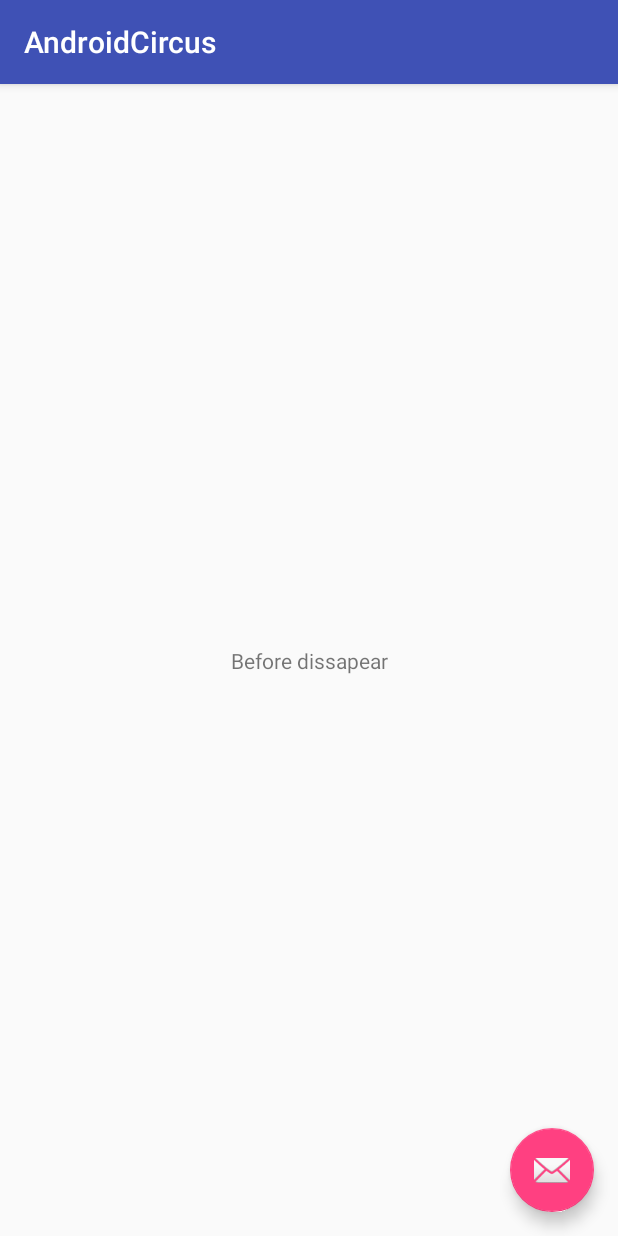
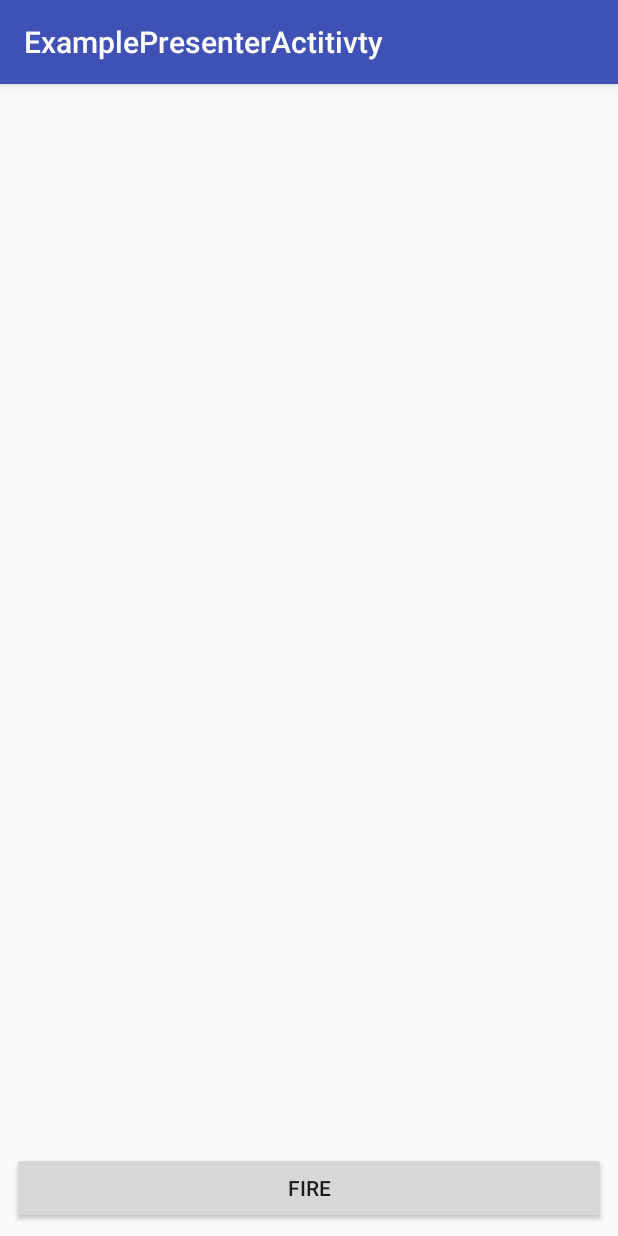
Before and after one commit to imjarp/android_circus, an Android app: the screen it shows after launch (CoroutineActivity before the commit, ExamplePresenterActivity after it), after a tap on an icon or button, on a phone screen of 412 x 824 dp. Run offline under Robolectric (Android 15) with nearby library versions, the phone set to English and light mode, and no system bars.

Commit message:
feat:examples for cancellation

```diff
--- a/app/src/main/java/com/example/imjarp/androidcircus/coroutine/BaseScope.kt
+++ b/app/src/main/java/com/example/imjarp/androidcircus/coroutine/BaseScope.kt
@@ -3,20 +3,26 @@ package com.example.imjarp.androidcircus.coroutine
 import android.arch.lifecycle.Lifecycle
 import android.arch.lifecycle.LifecycleObserver
 import android.arch.lifecycle.OnLifecycleEvent
+import com.example.imjarp.androidcircus.utils.IDispatcherApp
 import kotlinx.coroutines.CoroutineScope
 import kotlinx.coroutines.Job
 import kotlin.coroutines.CoroutineContext
 
-class BaseScope : CoroutineScope, LifecycleObserver {
+open class BaseScope(protected val dispatcherApp: IDispatcherApp) : CoroutineScope, LifecycleObserver {
 
     private lateinit var job: Job
 
     override val coroutineContext: CoroutineContext
-        get() = job
+        get() = job + dispatcherApp.getUIDispatcher()
 
 
     @OnLifecycleEvent(Lifecycle.Event.ON_RESUME)
-    fun startJobCreating(){
+    fun startJobCreating() {
         job = Job()
     }
+
+    @OnLifecycleEvent(Lifecycle.Event.ON_PAUSE)
+    fun destroyJob() {
+        job.cancel()
+    }
 }
--- a/app/src/main/java/com/example/imjarp/androidcircus/coroutine/CoroutineActivity.kt
+++ b/app/src/main/java/com/example/imjarp/androidcircus/coroutine/CoroutineActivity.kt
@@ -1,5 +1,6 @@
 package com.example.imjarp.androidcircus.coroutine
 
+import android.content.Intent
 import android.os.Bundle
 import android.support.v7.app.AppCompatActivity
 import android.util.Log
@@ -23,8 +24,10 @@ class CoroutineActivity : AppCompatActivity() {
 
         fab.setOnClickListener { view ->
             // simpleCallNetwork()
-            simpleCallLaunch()
+            // simpleCallLaunch()
             //launchTwoOperationsAsync()
+
+            startActivity(Intent(this, ExamplePresenterActivity::class.java))
         }
     }
 
--- /dev/null
+++ b/app/src/main/java/com/example/imjarp/androidcircus/coroutine/ExamplePresenterActivity.kt
@@ -0,0 +1,46 @@
+package com.example.imjarp.androidcircus.coroutine
+
+import android.os.Bundle
+import android.support.design.widget.Snackbar
+import android.support.v7.app.AppCompatActivity;
+import android.view.TextureView
+import android.view.View
+import android.widget.TextView
+import com.example.imjarp.androidcircus.R
+import com.example.imjarp.androidcircus.utils.DisptachersApp
+
+import kotlinx.android.synthetic.main.activity_example_presenter_actitivty.*
+
+class ExamplePresenterActivity : AppCompatActivity(), UrlPresenter.UrlPresenterMethods {
+
+    private var urlPresenter: UrlPresenter? = null
+
+    override fun onCreate(savedInstanceState: Bundle?) {
+        super.onCreate(savedInstanceState)
+        setContentView(R.layout.activity_example_presenter_actitivty)
+        setSupportActionBar(toolbar)
+        urlPresenter = UrlPresenter(DisptachersApp(), this)
+        lifecycle.addObserver(urlPresenter!!)
+
+        findViewById<View>(R.id.btn).setOnClickListener {
+            urlPresenter?.execute()
+            //urlPresenter?.fetchUrl("http://www.example.com","http://www.google.com")
+        }
+
+    }
+
+    override fun onPause() {
+        super.onPause()
+        urlPresenter?.let {
+            lifecycle.removeObserver(it)
+            urlPresenter = null
+        }
+
+    }
+
+    override fun showText(text: String) {
+        findViewById<TextView>(R.id.content_text).text = text
+    }
+
+
+}
--- /dev/null
+++ b/app/src/main/java/com/example/imjarp/androidcircus/utils/DisptachersApp.kt
@@ -0,0 +1,11 @@
+package com.example.imjarp.androidcircus.utils
+
+import kotlinx.coroutines.Dispatchers
+
+class DisptachersApp : IDispatcherApp {
+
+    override fun getUIDispatcher() = Dispatchers.Main
+    override fun getIODispatcher() = Dispatchers.IO
+
+
+}
--- /dev/null
+++ b/app/src/main/java/com/example/imjarp/androidcircus/utils/IDispatcherApp.kt
@@ -0,0 +1,11 @@
+package com.example.imjarp.androidcircus.utils
+
+import kotlinx.coroutines.CoroutineDispatcher
+
+interface IDispatcherApp {
+
+    fun getUIDispatcher() : CoroutineDispatcher
+
+    fun getIODispatcher() : CoroutineDispatcher
+
+}
--- /dev/null
+++ b/app/src/main/res/layout/activity_example_presenter_actitivty.xml
@@ -0,0 +1,25 @@
+<?xml version="1.0" encoding="utf-8"?>
+<android.support.design.widget.CoordinatorLayout xmlns:android="http://schemas.android.com/apk/res/android"
+    xmlns:app="http://schemas.android.com/apk/res-auto"
+    xmlns:tools="http://schemas.android.com/tools"
+    android:layout_width="match_parent"
+    android:layout_height="match_parent"
+    tools:context=".coroutine.ExamplePresenterActivity">
+
+    <android.support.design.widget.AppBarLayout
+        android:layout_width="match_parent"
+        android:layout_height="wrap_content"
+        android:theme="@style/AppTheme.NoActionBar.AppBarOverlay">
+
+        <android.support.v7.widget.Toolbar
+            android:id="@+id/toolbar"
+            android:layout_width="match_parent"
+            android:layout_height="?attr/actionBarSize"
+            android:background="?attr/colorPrimary"
+            app:popupTheme="@style/AppTheme.NoActionBar.PopupOverlay" />
+
+    </android.support.design.widget.AppBarLayout>
+
+    <include layout="@layout/content_example_presenter_activity" />
+
+</android.support.design.widget.CoordinatorLayout>
--- /dev/null
+++ b/app/src/main/res/layout/content_example_presenter_activity.xml
@@ -0,0 +1,27 @@
+<?xml version="1.0" encoding="utf-8"?>
+<android.support.constraint.ConstraintLayout xmlns:android="http://schemas.android.com/apk/res/android"
+    xmlns:app="http://schemas.android.com/apk/res-auto"
+    xmlns:tools="http://schemas.android.com/tools"
+    android:layout_width="match_parent"
+    android:layout_height="match_parent"
+    app:layout_behavior="@string/appbar_scrolling_view_behavior"
+    tools:context=".coroutine.ExamplePresenterActivity"
+    tools:showIn="@layout/activity_example_presenter_actitivty">
+
+    <TextView
+        android:id="@+id/content_text"
+        android:layout_width="match_parent"
+        android:layout_height="match_parent" />
+
+    <Button
+        android:id="@+id/btn"
+        android:layout_width="match_parent"
+        android:layout_height="wrap_content"
+        android:layout_marginStart="8dp"
+        android:layout_marginEnd="8dp"
+        android:layout_marginBottom="8dp"
+        android:text="Fire"
+        app:layout_constraintBottom_toBottomOf="@+id/content_text"
+        app:layout_constraintEnd_toEndOf="parent"
+        app:layout_constraintStart_toStartOf="parent" />
+</android.support.constraint.ConstraintLayout>
--- a/app/src/main/res/values/strings.xml
+++ b/app/src/main/res/values/strings.xml
@@ -1,4 +1,5 @@
 <resources>
     <string name="app_name">AndroidCircus</string>
     <string name="title_activity_coroutine">CoroutineActivity</string>
+    <string name="title_activity_example_presenter_actitivty">ExamplePresenterActitivty</string>
 </resources>
--- a/app/src/main/res/values/styles.xml
+++ b/app/src/main/res/values/styles.xml
@@ -17,4 +17,8 @@
 
     <style name="AppTheme.PopupOverlay" parent="ThemeOverlay.AppCompat.Light" />
 
+    <style name="AppTheme.NoActionBar.AppBarOverlay" parent="ThemeOverlay.AppCompat.Dark.ActionBar" />
+
+    <style name="AppTheme.NoActionBar.PopupOverlay" parent="ThemeOverlay.AppCompat.Light" />
+
 </resources>
```
Also changed, not shown: app/src/main/AndroidManifest.xml (+6 -4 lines), app/src/main/java/com/example/imjarp/androidcircus/coroutine/UrlPresenter.kt (added, +63 -0 lines).
